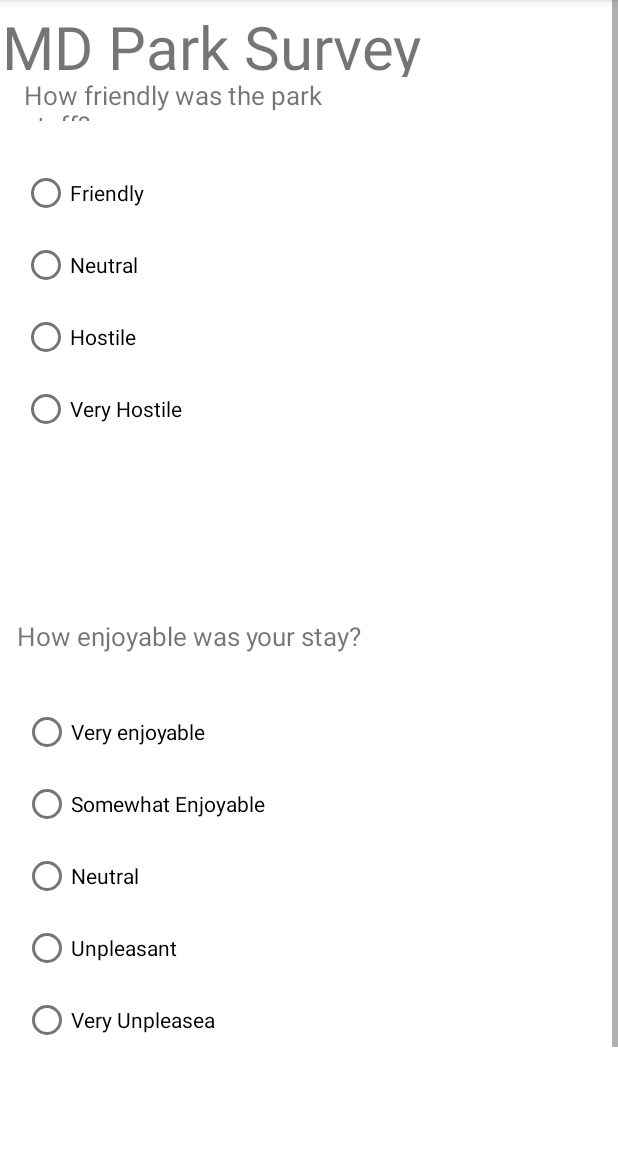
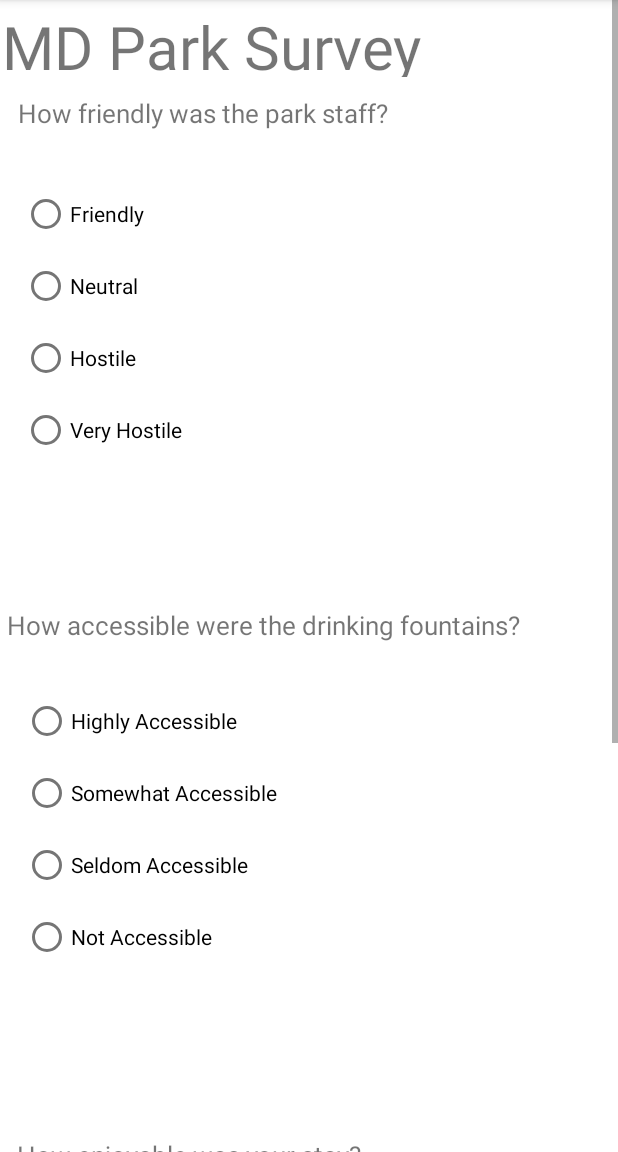
Before and after one commit to ppappala/CMSC436_Final_Project, an Android app: the pageTwoSurvey screen opened directly, with no data from a screen before it, on a phone screen of 412 x 824 dp, the part 84-1236 px from its top. Run offline under Robolectric (Android 15) with nearby library versions, the phone set to English and light mode, and no system bars.

Commit message:
Keya updated page 2 xml 9:46am

```diff
--- a/app/src/main/res/layout/activity_page_two_survey.xml
+++ b/app/src/main/res/layout/activity_page_two_survey.xml
@@ -15,7 +15,7 @@
         <RadioGroup
             android:id="@+id/radioGroup3"
             android:layout_width="202dp"
-            android:layout_height="271dp"
+            android:layout_height="250dp"
             android:layout_marginTop="24dp"
             app:layout_constraintEnd_toEndOf="parent"
             app:layout_constraintHorizontal_bias="0.071"
@@ -54,12 +54,13 @@
 
         <TextView
             android:id="@+id/textView4"
-            android:layout_width="205dp"
-            android:layout_height="29dp"
+            android:layout_width="322dp"
+            android:layout_height="31dp"
+            android:layout_marginTop="12dp"
             android:text="How friendly was the park staff?"
             android:textSize="17sp"
             app:layout_constraintEnd_toEndOf="parent"
-            app:layout_constraintHorizontal_bias="0.077"
+            app:layout_constraintHorizontal_bias="0.134"
             app:layout_constraintStart_toStartOf="parent"
             app:layout_constraintTop_toBottomOf="@+id/textView8" />
 
@@ -68,7 +69,7 @@
             android:layout_width="wrap_content"
             android:layout_height="wrap_content"
             android:layout_marginTop="36dp"
-            android:text="How enjoyable was your stay?"
+            android:text="How accessible were the drinking fountains?"
             android:textSize="17sp"
             app:layout_constraintEnd_toEndOf="parent"
             app:layout_constraintHorizontal_bias="0.064"
@@ -89,28 +90,78 @@
                 android:id="@+id/r1"
                 android:layout_width="match_parent"
                 android:layout_height="wrap_content"
-                android:text="Very enjoyable" />
+                android:text="Highly Accessible" />
 
             <RadioButton
                 android:id="@+id/radiosafe2"
                 android:layout_width="match_parent"
                 android:layout_height="wrap_content"
-                android:text="Somewhat Enjoyable" />
+                android:text="Somewhat Accessible" />
 
             <RadioButton
                 android:id="@+id/radiosafe3"
                 android:layout_width="match_parent"
                 android:layout_height="wrap_content"
-                android:text="Neutral" />
+                android:text="Seldom Accessible" />
 
             <RadioButton
                 android:id="@+id/radiosafe4"
                 android:layout_width="match_parent"
                 android:layout_height="wrap_content"
+                android:text="Not Accessible" />
+
+        </RadioGroup>
+
+
+
+        <TextView
+            android:id="@+id/textEnjoy"
+            android:layout_width="wrap_content"
+            android:layout_height="wrap_content"
+            android:layout_marginTop="36dp"
+            android:text="How enjoyable was your stay?"
+            android:textSize="17sp"
+            app:layout_constraintEnd_toEndOf="parent"
+            app:layout_constraintHorizontal_bias="0.064"
+            app:layout_constraintStart_toStartOf="parent"
+            app:layout_constraintTop_toBottomOf="@+id/radioGroup4" />
+
+        <RadioGroup
+            android:id="@+id/radioGroup5"
+            android:layout_width="191dp"
+            android:layout_height="265dp"
+            android:layout_marginTop="28dp"
+            app:layout_constraintEnd_toEndOf="parent"
+            app:layout_constraintHorizontal_bias="0.068"
+            app:layout_constraintStart_toStartOf="parent"
+            app:layout_constraintTop_toBottomOf="@+id/textEnjoy">
+
+            <RadioButton
+                android:id="@+id/r2"
+                android:layout_width="match_parent"
+                android:layout_height="wrap_content"
+                android:text="Very enjoyable" />
+
+            <RadioButton
+                android:id="@+id/r3"
+                android:layout_width="match_parent"
+                android:layout_height="wrap_content"
+                android:text="Somewhat Enjoyable" />
+
+            <RadioButton
+                android:id="@+id/r4"
+                android:layout_width="match_parent"
+                android:layout_height="wrap_content"
+                android:text="Neutral" />
+
+            <RadioButton
+                android:id="@+id/r5"
+                android:layout_width="match_parent"
+                android:layout_height="wrap_content"
                 android:text="Unpleasant" />
 
             <RadioButton
-                android:id="@+id/radiosafe5"
+                android:id="@+id/r6"
                 android:layout_width="match_parent"
                 android:layout_height="wrap_content"
                 android:text="Very Unpleasea" />
@@ -136,7 +187,7 @@
             app:layout_constraintEnd_toEndOf="parent"
             app:layout_constraintHorizontal_bias="0.498"
             app:layout_constraintStart_toStartOf="parent"
-            app:layout_constraintTop_toBottomOf="@+id/radioGroup4" />
+            app:layout_constraintTop_toBottomOf="@+id/radioGroup5" />
 
         <TextView
             android:id="@+id/textView8"
```
Also changed, not shown: app/src/main/res/layout/activity_page_three_survey.xml (+24 -4 lines).
